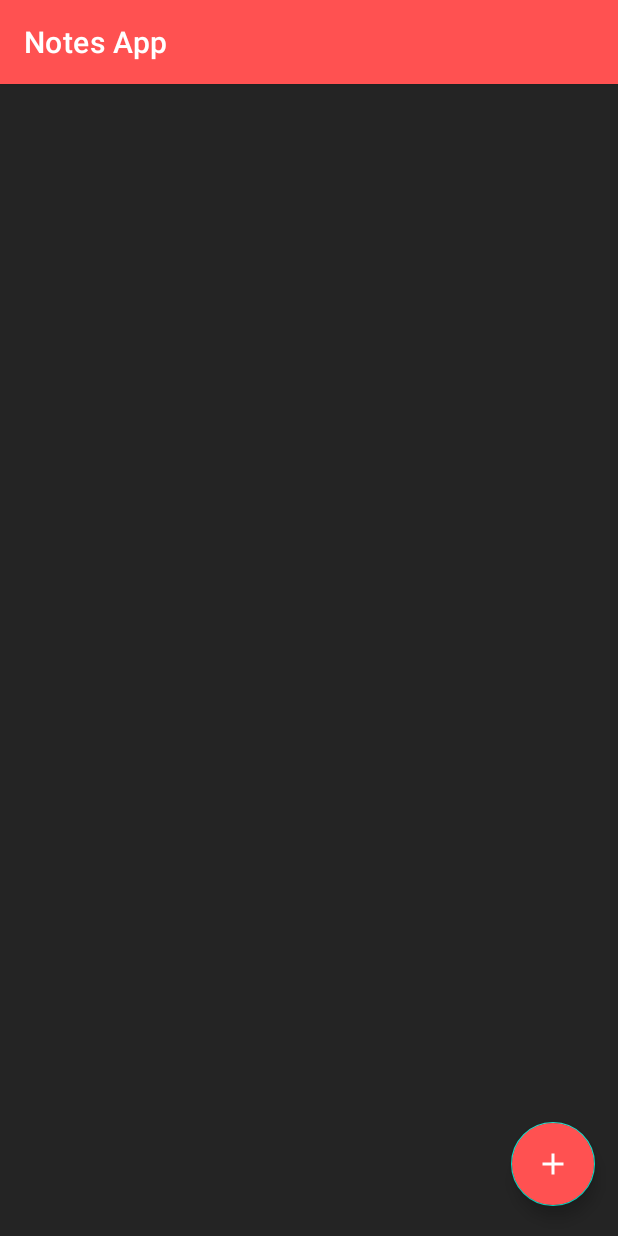
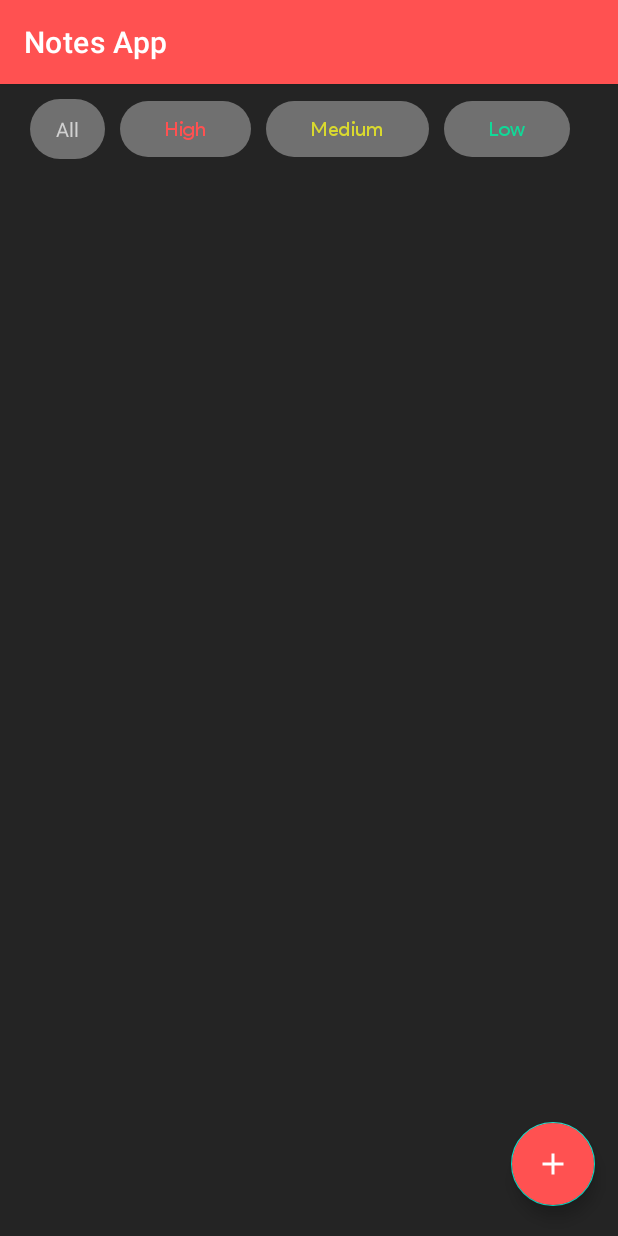
Before and after one commit to sukhdeep0409/NotesApp, an Android app: the screen it shows after launch (MainActivity), on a phone screen of 412 x 824 dp. Run offline under Robolectric (Android 15) with nearby library versions, the phone set to English and light mode, and no system bars; our stand-ins replace Room's generated code, navigation-ui.

Commit message:
filtering notes completed

```diff
--- a/app/src/main/java/com/example/notesapp/dao/NotesDao.kt
+++ b/app/src/main/java/com/example/notesapp/dao/NotesDao.kt
@@ -9,6 +9,15 @@ interface NotesDao {
     @Query("SELECT * FROM Notes")
     fun getNotes(): LiveData<List<Notes>>
 
+    @Query("SELECT * FROM Notes WHERE priority=3")
+    fun getHighNotes(): LiveData<List<Notes>>
+
+    @Query("SELECT * FROM Notes WHERE priority=2")
+    fun getMediumNotes(): LiveData<List<Notes>>
+
+    @Query("SELECT * FROM Notes WHERE priority=1")
+    fun getLowNotes(): LiveData<List<Notes>>
+
     @Insert(onConflict = OnConflictStrategy.REPLACE)
     fun insertNote(notes: Notes)
 
--- a/app/src/main/java/com/example/notesapp/repository/NotesRepository.kt
+++ b/app/src/main/java/com/example/notesapp/repository/NotesRepository.kt
@@ -8,6 +8,12 @@ class NotesRepository
 constructor(private val dao: NotesDao){
     fun getAllNotes(): LiveData<List<Notes>> = dao.getNotes()
 
+    fun getLowNotes(): LiveData<List<Notes>> = dao.getLowNotes()
+
+    fun getMediumNotes(): LiveData<List<Notes>> = dao.getMediumNotes()
+
+    fun getHighNotes(): LiveData<List<Notes>> = dao.getHighNotes()
+
     fun insertNotes(notes: Notes) = dao.insertNote(notes)
 
     fun deleteNotes(id: Int) = dao.deleteNote(id)
--- a/app/src/main/java/com/example/notesapp/ui/fragments/HomeFragment.kt
+++ b/app/src/main/java/com/example/notesapp/ui/fragments/HomeFragment.kt
@@ -15,7 +15,7 @@ import com.example.notesapp.viewModel.NotesViewModel
 
 class HomeFragment : Fragment() {
 
-    lateinit var binding: FragmentHomeBinding
+    private lateinit var binding: FragmentHomeBinding
     private val viewModel: NotesViewModel by viewModels()
 
     override fun onCreateView(
@@ -32,12 +32,47 @@ class HomeFragment : Fragment() {
             }
         })
 
+        binding.filterHigh.setOnClickListener {
+            viewModel.getHighNotes().observe(viewLifecycleOwner, { notesList ->
+                binding.recyclerViewAllNotes.apply {
+                    layoutManager = GridLayoutManager(requireContext(), 2)
+                    adapter = NotesAdapter(requireContext(), notesList)
+                }
+            })
+        }
+
+        binding.filterMedium.setOnClickListener {
+            viewModel.getMediumNotes().observe(viewLifecycleOwner, { notesList ->
+                binding.recyclerViewAllNotes.apply {
+                    layoutManager = GridLayoutManager(requireContext(), 2)
+                    adapter = NotesAdapter(requireContext(), notesList)
+                }
+            })
+
+        }
+
+        binding.filterLow.setOnClickListener {
+            viewModel.getLowNotes().observe(viewLifecycleOwner, { notesList ->
+                binding.recyclerViewAllNotes.apply {
+                    layoutManager = GridLayoutManager(requireContext(), 2)
+                    adapter = NotesAdapter(requireContext(), notesList)
+                }
+            })
+        }
+
+        binding.allNotes.setOnClickListener {
+            viewModel.getNotes().observe(viewLifecycleOwner, { notesList ->
+                binding.recyclerViewAllNotes.apply {
+                    layoutManager = GridLayoutManager(requireContext(), 2)
+                    adapter = NotesAdapter(requireContext(), notesList)
+                }
+            })
+        }
+
         binding.btnAddNotes.setOnClickListener {
             Navigation.findNavController(it).navigate(R.id.action_homeFragment_to_createNotesFragment)
         }
 
         return binding.root
     }
-
-
 }
--- a/app/src/main/java/com/example/notesapp/viewModel/NotesViewModel.kt
+++ b/app/src/main/java/com/example/notesapp/viewModel/NotesViewModel.kt
@@ -19,6 +19,12 @@ AndroidViewModel(application) {
 
     fun addNotes(notes: Notes) = repository.insertNotes(notes)
 
+    fun getLowNotes(): LiveData<List<Notes>> = repository.getLowNotes()
+
+    fun getMediumNotes(): LiveData<List<Notes>> = repository.getMediumNotes()
+
+    fun getHighNotes(): LiveData<List<Notes>> = repository.getHighNotes()
+
     fun getNotes(): LiveData<List<Notes>> = repository.getAllNotes()
 
     fun deleteNotes(id: Int) = repository.deleteNotes(id)
--- /dev/null
+++ b/app/src/main/res/drawable/btn_filter_shape.xml
@@ -0,0 +1,7 @@
+<?xml version="1.0" encoding="utf-8"?>
+<shape android:shape="rectangle" xmlns:android="http://schemas.android.com/apk/res/android">
+
+    <solid android:color="#707070" />
+    <corners android:radius="150dp" />
+
+</shape>
--- a/app/src/main/res/layout/fragment_edit_notes.xml
+++ b/app/src/main/res/layout/fragment_edit_notes.xml
@@ -21,7 +21,6 @@
             android:hint="Title ..."
             android:background="@drawable/edit_text_shape"
             android:padding="20dp"
-            android:maxLines="1"
             android:textColor="#D1D1D1"
             android:fontFamily="@font/regular"
             android:layout_marginTop="10dp"
@@ -78,7 +77,6 @@
             android:background="@drawable/edit_text_shape"
             android:padding="15dp"
             android:textColor="#D1D1D1"
-            android:maxLines="1"
             android:fontFamily="@font/regular"
             android:layout_marginTop="10dp"
             android:textColorHint="#D1D1D1"/>
--- a/app/src/main/res/layout/fragment_home.xml
+++ b/app/src/main/res/layout/fragment_home.xml
@@ -11,10 +11,80 @@
         android:layout_width="match_parent"
         android:layout_height="match_parent">
 
+        <LinearLayout
+            android:id="@+id/linear_layout"
+            android:layout_width="match_parent"
+            android:layout_height="wrap_content"
+            android:orientation="horizontal"
+            android:gravity="center_vertical"
+            android:layout_margin="10dp">
+
+            <TextView
+                android:id="@+id/all_notes"
+                android:layout_width="50dp"
+                android:layout_height="40dp"
+                android:padding="5dp"
+                android:gravity="center"
+                android:text="All"
+                android:textSize="13sp"
+                android:textColor="#D1D1D1"
+                android:layout_marginStart="10dp"
+                android:background="@drawable/btn_filter_shape"
+                android:src="@drawable/all"/>
+
+            <TextView
+                android:id="@+id/filter_high"
+                android:layout_width="wrap_content"
+                android:layout_height="wrap_content"
+                android:text="High"
+                android:paddingStart="30dp"
+                android:paddingEnd="30dp"
+                android:paddingTop="10dp"
+                android:layout_marginStart="10dp"
+                android:paddingBottom="10dp"
+                android:textColor="@color/red_color"
+                android:fontFamily="@font/regular"
+                android:background="@drawable/btn_filter_shape"
+                android:textSize="13sp"/>
+
+            <TextView
+                android:id="@+id/filter_medium"
+                android:layout_width="wrap_content"
+                android:layout_height="wrap_content"
+                android:text="Medium"
+                android:paddingStart="30dp"
+                android:paddingEnd="30dp"
+                android:paddingTop="10dp"
+                android:layout_marginStart="10dp"
+                android:paddingBottom="10dp"
+                android:textColor="@color/yellow_color"
+                android:fontFamily="@font/regular"
+                android:background="@drawable/btn_filter_shape"
+                android:textSize="13sp"/>
+
+            <TextView
+                android:id="@+id/filter_low"
+                android:layout_width="wrap_content"
+                android:layout_height="wrap_content"
+                android:text="Low"
+                android:paddingStart="30dp"
+                android:paddingEnd="30dp"
+                android:paddingTop="10dp"
+                android:layout_marginStart="10dp"
+                android:paddingBottom="10dp"
+                android:textColor="@color/green_color"
+                android:fontFamily="@font/regular"
+                android:background="@drawable/btn_filter_shape"
+                android:textSize="13sp"/>
+
+        </LinearLayout>
+
         <androidx.recyclerview.widget.RecyclerView
             android:id="@+id/recycler_view_all_notes"
             android:layout_width="match_parent"
-            android:layout_height="match_parent" />
+            android:layout_height="match_parent"
+            android:layout_below="@+id/linear_layout"
+            android:layout_marginTop="5dp" />
 
         <com.google.android.material.floatingactionbutton.FloatingActionButton
             android:id="@+id/btn_add_notes"
--- a/app/src/main/res/layout/item_notes.xml
+++ b/app/src/main/res/layout/item_notes.xml
@@ -1,7 +1,7 @@
 <?xml version="1.0" encoding="utf-8"?>
 <LinearLayout xmlns:android="http://schemas.android.com/apk/res/android"
     android:layout_width="match_parent"
-    android:layout_height="match_parent"
+    android:layout_height="wrap_content"
     xmlns:app="http://schemas.android.com/apk/res-auto">
 
     <androidx.cardview.widget.CardView
@@ -53,7 +53,7 @@
                 android:textColor="@color/white"
                 android:textSize="16sp"
                 android:fontFamily="@font/regular"
-                android:layout_marginTop="10dp"/>
+                android:layout_marginTop="15dp"/>
 
 
         </LinearLayout>
```
